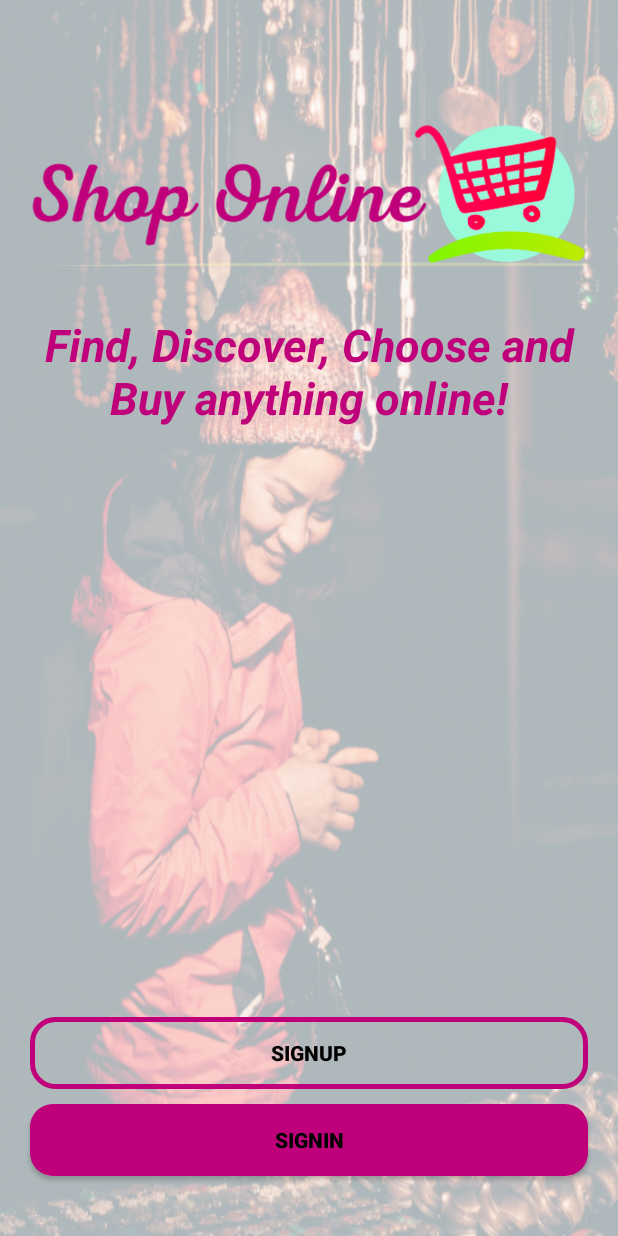
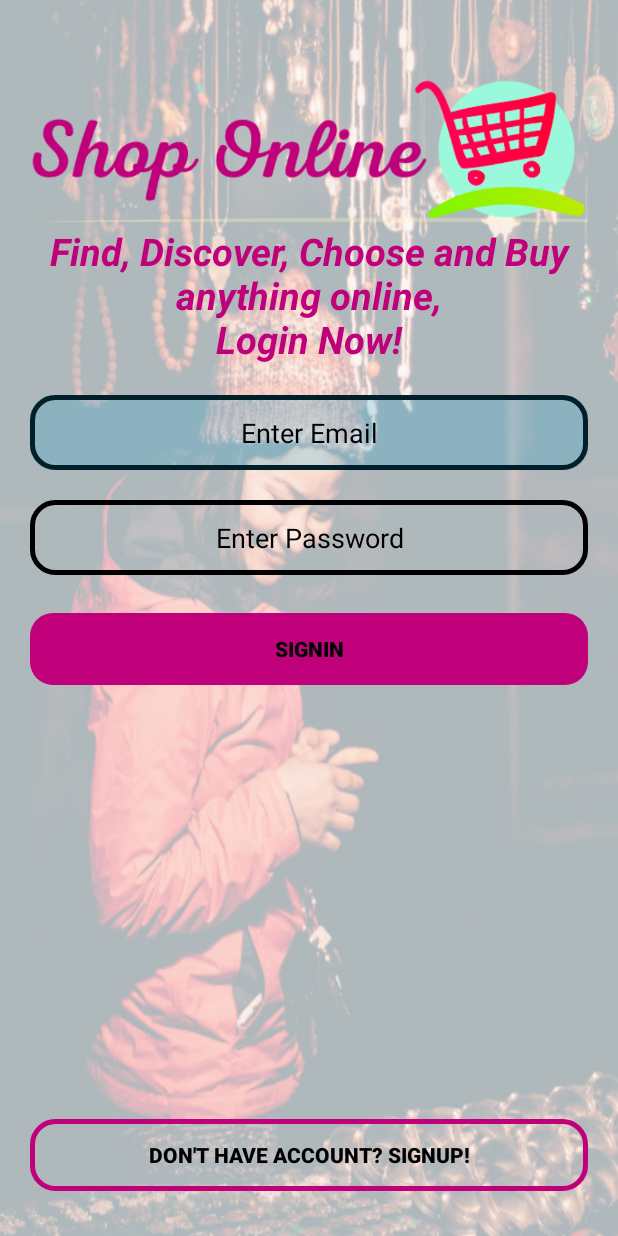
Before and after one commit to syedfaridul/ECommerceAPP, an Android app: the screen it shows after launch (MainActivity), on a phone screen of 412 x 824 dp. Run offline under Robolectric (Android 15) with nearby library versions, the phone set to English and light mode, and no system bars.

Commit message:
Login page fix,

```diff
--- /dev/null
+++ b/app/src/main/res/drawable/intputedittext.xml
@@ -0,0 +1,17 @@
+<?xml version="1.0" encoding="utf-8"?>
+<ripple xmlns:android="http://schemas.android.com/apk/res/android"
+    android:color="@android:color/holo_blue_dark">
+    <item android:id="@android:id/background">
+        <shape android:shape="rectangle">
+            <stroke android:color="@android:color/black"
+                android:width="3dp"/>
+            <corners android:radius="15dp"/>
+        </shape>
+    </item>
+    <item android:id="@android:id/mask">
+        <shape>
+            <solid android:color="@color/colorPrimary"/>
+            <corners android:radius="15dp"/>
+        </shape>
+    </item>
+</ripple>
--- a/app/src/main/res/layout/activity_main.xml
+++ b/app/src/main/res/layout/activity_main.xml
@@ -11,7 +11,7 @@
     <ImageView
         android:id="@+id/appLogoImage"
         android:layout_width="wrap_content"
-        android:layout_height="wrap_content"
+        android:layout_height="100dp"
         android:src="@drawable/applogo"
         android:layout_centerHorizontal="true"
         android:layout_marginTop="50dp"
@@ -19,25 +19,57 @@
         android:layout_marginRight="20dp"/>
 
     <TextView
+        android:id="@+id/appInstruction"
         android:layout_width="wrap_content"
         android:layout_height="wrap_content"
         android:layout_centerHorizontal="true"
         android:layout_below="@+id/appLogoImage"
         android:textColor="@color/colorPrimary"
-        android:text="Find, Discover, Choose and Buy anything online!"
+        android:text="Find, Discover, Choose and Buy anything online,\nLogin Now!"
         android:textAlignment="center"
-        android:textSize="30sp"
+        android:textSize="@dimen/normalTextSize"
         android:layout_marginLeft="20dp"
         android:layout_marginRight="20dp"
         android:textStyle="bold|italic"/>
+
+    <EditText
+        android:id="@+id/userEmailOrPhone"
+        android:layout_width="match_parent"
+        android:layout_height="50dp"
+        android:layout_below="@+id/appInstruction"
+        android:layout_marginLeft="20dp"
+        android:layout_marginRight="20dp"
+        android:background="@drawable/intputedittext"
+        android:hint="Enter Email"
+        android:textColor="@android:color/black"
+        android:textAlignment="center"
+        android:textColorHint="@android:color/black"
+        android:textSize="@dimen/smallTextSize"
+        android:layout_marginTop="20dp"/>
+
+    <EditText
+        android:id="@+id/userPassword"
+        android:layout_width="match_parent"
+        android:layout_height="50dp"
+        android:layout_below="@+id/userEmailOrPhone"
+        android:layout_marginLeft="20dp"
+        android:layout_marginRight="20dp"
+        android:background="@drawable/intputedittext"
+        android:hint="Enter Password"
+        android:inputType="textPassword"
+        android:layout_marginTop="20dp"
+        android:textColor="@android:color/black"
+        android:textAlignment="center"
+        android:textColorHint="@android:color/black"
+        android:textSize="@dimen/smallTextSize" />
 
     <Button
         android:id="@+id/signInButton"
         android:layout_width="match_parent"
         android:layout_height="wrap_content"
         android:background="@drawable/signinbutton"
-        android:layout_alignParentBottom="true"
-        android:layout_marginBottom="40dp"
+        android:layout_below="@+id/userPassword"
+        android:layout_marginTop="25dp"
         android:text="SignIn"
         android:textStyle="bold"
         android:layout_marginLeft="20dp"
@@ -46,12 +78,12 @@
 
     <Button
         android:id="@+id/SignUpButton"
-        android:layout_above="@+id/signInButton"
+        android:layout_alignParentBottom="true"
         android:layout_width="match_parent"
         android:layout_height="wrap_content"
         android:background="@drawable/signupbutton"
-        android:layout_marginBottom="10dp"
-        android:text="SignUp"
+        android:layout_marginBottom="30dp"
+        android:text="Don't have account? SignUp!"
         android:textStyle="bold"
         android:layout_marginLeft="20dp"
         android:layout_marginRight="20dp"
--- a/app/src/main/res/values/strings.xml
+++ b/app/src/main/res/values/strings.xml
@@ -1,3 +1,5 @@
 <resources>
     <string name="app_name">RiFaECoM</string>
+    <dimen name="normalTextSize">25sp</dimen>
+    <dimen name="smallTextSize">18sp</dimen>
 </resources>
```
